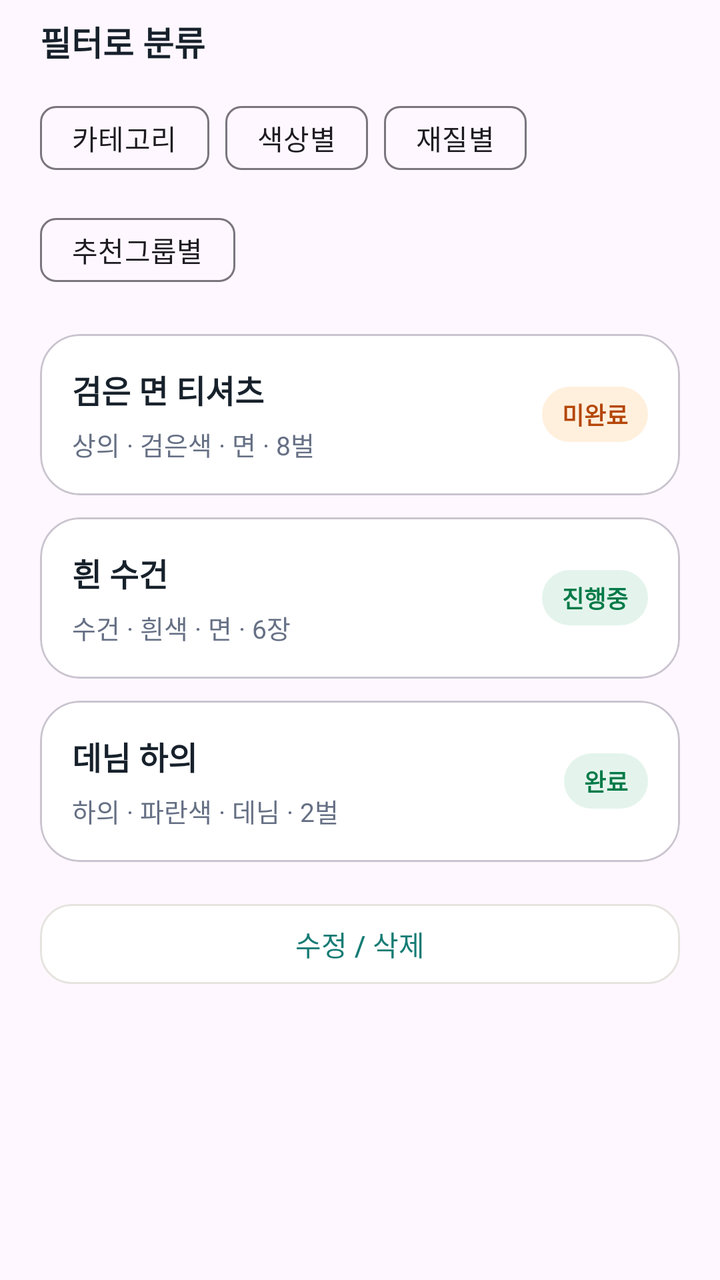
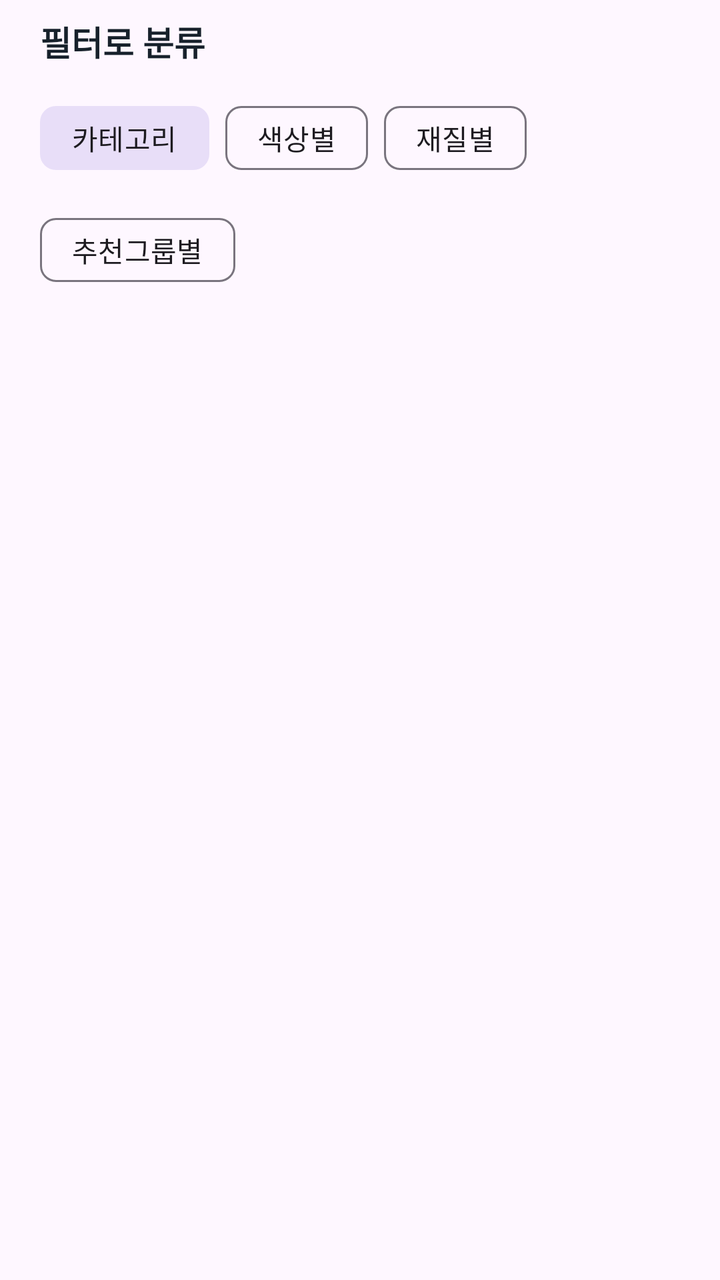

The first picture is an Android layout as it rendered before a commit; the second is the same layout after the commit. The layout source and the unified diff follow.
<!-- AndroidManifest.xml: application theme Theme.EmbededApp -->
<!-- res/layout/page_groups.xml -->
<?xml version="1.0" encoding="utf-8"?>

<ScrollView xmlns:android="http://schemas.android.com/apk/res/android"
    xmlns:app="http://schemas.android.com/apk/res-auto"
    android:layout_width="match_parent"
    android:layout_height="match_parent"
    android:clipToPadding="false"
    android:paddingStart="20dp"
    android:paddingTop="8dp"
    android:paddingEnd="20dp"
    android:paddingBottom="22dp">

    <LinearLayout
        android:layout_width="match_parent"
        android:layout_height="wrap_content"
        android:orientation="vertical">

        <TextView
            android:layout_width="wrap_content"
            android:layout_height="wrap_content"
            android:text="@string/filter_title"
            android:textColor="@color/laundry_text"
            android:textSize="17sp"
            android:textStyle="bold" />

        <com.google.android.material.chip.ChipGroup
            android:layout_width="match_parent"
            android:layout_height="wrap_content"
            android:layout_marginTop="12dp"
            app:chipSpacingHorizontal="8dp"
            app:chipSpacingVertical="8dp">

            <com.google.android.material.chip.Chip
                android:layout_width="wrap_content"
                android:layout_height="wrap_content"
                android:checked="true"
                android:text="@string/filter_category" />

            <com.google.android.material.chip.Chip
                android:layout_width="wrap_content"
                android:layout_height="wrap_content"
                android:text="@string/filter_color" />

            <com.google.android.material.chip.Chip
                android:layout_width="wrap_content"
                android:layout_height="wrap_content"
                android:text="@string/filter_material" />

            <com.google.android.material.chip.Chip
                android:layout_width="wrap_content"
                android:layout_height="wrap_content"
                android:text="@string/filter_recommend" />
        </com.google.android.material.chip.ChipGroup>

        <com.google.android.material.card.MaterialCardView
            android:layout_width="match_parent"
            android:layout_height="wrap_content"
            android:layout_marginTop="18dp"
            app:cardBackgroundColor="@color/laundry_surface"
            app:cardCornerRadius="20dp"
            app:cardElevation="0dp">

            <LinearLayout
                android:layout_width="match_parent"
                android:layout_height="wrap_content"
                android:gravity="center_vertical"
                android:orientation="horizontal"
                android:padding="16dp">

                <LinearLayout
                    android:layout_width="0dp"
                    android:layout_height="wrap_content"
                    android:layout_weight="1"
                    android:orientation="vertical">

                    <TextView
                        android:layout_width="wrap_content"
                        android:layout_height="wrap_content"
                        android:text="@string/group_black"
                        android:textColor="@color/laundry_text"
                        android:textSize="16sp"
                        android:textStyle="bold" />

                    <TextView
                        android:layout_width="wrap_content"
                        android:layout_height="wrap_content"
                        android:layout_marginTop="6dp"
                        android:text="@string/group_black_detail"
                        android:textColor="@color/laundry_text_muted"
                        android:textSize="13sp" />
                </LinearLayout>

                <TextView
                    android:layout_width="wrap_content"
                    android:layout_height="wrap_content"
                    android:background="@drawable/bg_status_warning"
                    android:text="@string/status_pending"
                    android:textColor="@color/laundry_warning"
                    android:textSize="12sp"
                    android:textStyle="bold" />
            </LinearLayout>
        </com.google.android.material.card.MaterialCardView>

        <com.google.android.material.card.MaterialCardView
            android:layout_width="match_parent"
            android:layout_height="wrap_content"
            android:layout_marginTop="11dp"
            app:cardBackgroundColor="@color/laundry_surface"
            app:cardCornerRadius="20dp"
            app:cardElevation="0dp">

            <LinearLayout
                android:layout_width="match_parent"
                android:layout_height="wrap_content"
                android:gravity="center_vertical"
                android:orientation="horizontal"
                android:padding="16dp">

                <LinearLayout
                    android:layout_width="0dp"
                    android:layout_height="wrap_content"
                    android:layout_weight="1"
                    android:orientation="vertical">

                    <TextView
                        android:layout_width="wrap_content"
                        android:layout_height="wrap_content"
                        android:text="@string/group_towel"
                        android:textColor="@color/laundry_text"
                        android:textSize="16sp"
                        android:textStyle="bold" />

                    <TextView
                        android:layout_width="wrap_content"
                        android:layout_height="wrap_content"
                        android:layout_marginTop="6dp"
                        android:text="@string/group_towel_detail"
                        android:textColor="@color/laundry_text_muted"
                        android:textSize="13sp" />
                </LinearLayout>

                <TextView
                    android:layout_width="wrap_content"
                    android:layout_height="wrap_content"
                    android:background="@drawable/bg_status_success"
                    android:text="@string/status_active"
                    android:textColor="@color/laundry_success"
                    android:textSize="12sp"
                    android:textStyle="bold" />
            </LinearLayout>
        </com.google.android.material.card.MaterialCardView>

        <com.google.android.material.card.MaterialCardView
            android:layout_width="match_parent"
            android:layout_height="wrap_content"
            android:layout_marginTop="11dp"
            app:cardBackgroundColor="@color/laundry_surface"
            app:cardCornerRadius="20dp"
            app:cardElevation="0dp">

            <LinearLayout
                android:layout_width="match_parent"
                android:layout_height="wrap_content"
                android:gravity="center_vertical"
                android:orientation="horizontal"
                android:padding="16dp">

                <LinearLayout
                    android:layout_width="0dp"
                    android:layout_height="wrap_content"
                    android:layout_weight="1"
                    android:orientation="vertical">

                    <TextView
                        android:layout_width="wrap_content"
                        android:layout_height="wrap_content"
                        android:text="@string/group_denim"
                        android:textColor="@color/laundry_text"
                        android:textSize="16sp"
                        android:textStyle="bold" />

                    <TextView
                        android:layout_width="wrap_content"
                        android:layout_height="wrap_content"
                        android:layout_marginTop="6dp"
                        android:text="@string/group_denim_detail"
                        android:textColor="@color/laundry_text_muted"
                        android:textSize="13sp" />
                </LinearLayout>

                <TextView
                    android:layout_width="wrap_content"
                    android:layout_height="wrap_content"
                    android:background="@drawable/bg_status_success"
                    android:text="@string/status_done"
                    android:textColor="@color/laundry_success"
                    android:textSize="12sp"
                    android:textStyle="bold" />
            </LinearLayout>
        </com.google.android.material.card.MaterialCardView>

        <com.google.android.material.button.MaterialButton
            android:layout_width="match_parent"
            android:layout_height="wrap_content"
            android:layout_marginTop="17dp"
            android:text="@string/edit_or_delete"
            android:textAllCaps="false"
            android:textColor="@color/laundry_primary"
            app:backgroundTint="@color/laundry_surface"
            app:cornerRadius="16dp"
            app:strokeColor="@color/laundry_line"
            app:strokeWidth="1dp" />
    </LinearLayout>
</ScrollView>
<!-- resources referenced by this layout -->
<resources>
  <color name="laundry_line">#FFE6E4DF</color>
  <color name="laundry_primary">#FF167C75</color>
  <color name="laundry_success">#FF027A48</color>
  <color name="laundry_surface">#FFFFFFFF</color>
  <color name="laundry_text">#FF17212B</color>
  <color name="laundry_text_muted">#FF667085</color>
  <color name="laundry_warning">#FFB54708</color>
  <!-- drawable bg_status_success (drawable) -->
  <?xml version="1.0" encoding="utf-8"?>
  
  <shape xmlns:android="http://schemas.android.com/apk/res/android">
      <solid android:color="@color/laundry_success_background" />
      <corners android:radius="18dp" />
      <padding
          android:left="10dp"
          android:top="5dp"
          android:right="10dp"
          android:bottom="5dp" />
  </shape>
  <!-- drawable bg_status_warning (drawable) -->
  <?xml version="1.0" encoding="utf-8"?>
  
  <shape xmlns:android="http://schemas.android.com/apk/res/android">
      <solid android:color="@color/laundry_warning_background" />
      <corners android:radius="18dp" />
      <padding
          android:left="10dp"
          android:top="5dp"
          android:right="10dp"
          android:bottom="5dp" />
  </shape>
  <string name="edit_or_delete">수정 / 삭제</string>
  <string name="filter_category">카테고리</string>
  <string name="filter_color">색상별</string>
  <string name="filter_material">재질별</string>
  <string name="filter_recommend">추천그룹별</string>
  <string name="filter_title">필터로 분류</string>
  <string name="group_black">검은 면 티셔츠</string>
  <string name="group_black_detail">상의 · 검은색 · 면 · 8벌</string>
  <string name="group_denim">데님 하의</string>
  <string name="group_denim_detail">하의 · 파란색 · 데님 · 2벌</string>
  <string name="group_towel">흰 수건</string>
  <string name="group_towel_detail">수건 · 흰색 · 면 · 6장</string>
  <string name="status_active">진행중</string>
  <string name="status_done">완료</string>
  <string name="status_pending">미완료</string>
  <style name="Theme.EmbededApp" parent="Base.Theme.EmbededApp" />
  <color name="laundry_success_background">#FFE4F4EC</color>
  <color name="laundry_warning_background">#FFFFF0DD</color>
  <style name="Base.Theme.EmbededApp" parent="Theme.Material3.DayNight.NoActionBar">
          <item name="colorPrimary">@color/laundry_primary</item>
          <item name="colorOnPrimary">@color/white</item>
          <item name="colorSecondary">@color/laundry_secondary</item>
          <item name="android:colorAccent">@color/laundry_primary</item>
          <item name="android:navigationBarColor">@color/laundry_surface</item>
          <item name="android:statusBarColor">@color/laundry_background</item>
          <item name="android:windowLightStatusBar">true</item>
      </style>
  <color name="white">#FFFFFFFF</color>
  <color name="laundry_secondary">#FFFFB66B</color>
  <color name="laundry_background">#FFF8F5EE</color>
</resources>

<!-- the commit's change to res/layout/page_groups.xml (unified diff, before → after) -->
@@ -1,5 +1,4 @@
 <?xml version="1.0" encoding="utf-8"?>
-
 <ScrollView xmlns:android="http://schemas.android.com/apk/res/android"
     xmlns:app="http://schemas.android.com/apk/res-auto"
     android:layout_width="match_parent"
@@ -24,191 +23,61 @@
             android:textStyle="bold" />
 
         <com.google.android.material.chip.ChipGroup
+            android:id="@+id/groups_filter_chips"
             android:layout_width="match_parent"
             android:layout_height="wrap_content"
             android:layout_marginTop="12dp"
             app:chipSpacingHorizontal="8dp"
-            app:chipSpacingVertical="8dp">
+            app:chipSpacingVertical="8dp"
+            app:singleSelection="true">
 
             <com.google.android.material.chip.Chip
+                android:id="@+id/filter_category_chip"
                 android:layout_width="wrap_content"
                 android:layout_height="wrap_content"
+                android:checkable="true"
                 android:checked="true"
                 android:text="@string/filter_category" />
 
             <com.google.android.material.chip.Chip
+                android:id="@+id/filter_color_chip"
                 android:layout_width="wrap_content"
                 android:layout_height="wrap_content"
+                android:checkable="true"
                 android:text="@string/filter_color" />
 
             <com.google.android.material.chip.Chip
+                android:id="@+id/filter_material_chip"
                 android:layout_width="wrap_content"
                 android:layout_height="wrap_content"
+                android:checkable="true"
                 android:text="@string/filter_material" />
 
             <com.google.android.material.chip.Chip
+                android:id="@+id/filter_recommend_chip"
                 android:layout_width="wrap_content"
                 android:layout_height="wrap_content"
+                android:checkable="true"
                 android:text="@string/filter_recommend" />
         </com.google.android.material.chip.ChipGroup>
 
-        <com.google.android.material.card.MaterialCardView
+        <TextView
+            android:id="@+id/groups_empty_state"
+            android:layout_width="match_parent"
+            android:layout_height="wrap_content"
+            android:layout_marginTop="28dp"
+            android:gravity="center"
+            android:padding="20dp"
+            android:text="@string/groups_empty_state"
+            android:textColor="@color/laundry_text_muted"
+            android:textSize="14sp"
+            android:visibility="gone" />
+
+        <LinearLayout
+            android:id="@+id/groups_container"
             android:layout_width="match_parent"
             android:layout_height="wrap_content"
             android:layout_marginTop="18dp"
-            app:cardBackgroundColor="@color/laundry_surface"
-            app:cardCornerRadius="20dp"
-            app:cardElevation="0dp">
-
-            <LinearLayout
-                android:layout_width="match_parent"
-                android:layout_height="wrap_content"
-                android:gravity="center_vertical"
-                android:orientation="horizontal"
-                android:padding="16dp">
-
-                <LinearLayout
-                    android:layout_width="0dp"
-                    android:layout_height="wrap_content"
-                    android:layout_weight="1"
-                    android:orientation="vertical">
-
-                    <TextView
-                        android:layout_width="wrap_content"
-                        android:layout_height="wrap_content"
-                        android:text="@string/group_black"
-                        android:textColor="@color/laundry_text"
-                        android:textSize="16sp"
-                        android:textStyle="bold" />
-
-                    <TextView
-                        android:layout_width="wrap_content"
-                        android:layout_height="wrap_content"
-                        android:layout_marginTop="6dp"
-                        android:text="@string/group_black_detail"
-                        android:textColor="@color/laundry_text_muted"
-                        android:textSize="13sp" />
-                </LinearLayout>
-
-                <TextView
-                    android:layout_width="wrap_content"
-                    android:layout_height="wrap_content"
-                    android:background="@drawable/bg_status_warning"
-                    android:text="@string/status_pending"
-                    android:textColor="@color/laundry_warning"
-                    android:textSize="12sp"
-                    android:textStyle="bold" />
-            </LinearLayout>
-        </com.google.android.material.card.MaterialCardView>
-
-        <com.google.android.material.card.MaterialCardView
-            android:layout_width="match_parent"
-            android:layout_height="wrap_content"
-            android:layout_marginTop="11dp"
-            app:cardBackgroundColor="@color/laundry_surface"
-            app:cardCornerRadius="20dp"
-            app:cardElevation="0dp">
-
-            <LinearLayout
-                android:layout_width="match_parent"
-                android:layout_height="wrap_content"
-                android:gravity="center_vertical"
-                android:orientation="horizontal"
-                android:padding="16dp">
-
-                <LinearLayout
-                    android:layout_width="0dp"
-                    android:layout_height="wrap_content"
-                    android:layout_weight="1"
-                    android:orientation="vertical">
-
-                    <TextView
-                        android:layout_width="wrap_content"
-                        android:layout_height="wrap_content"
-                        android:text="@string/group_towel"
-                        android:textColor="@color/laundry_text"
-                        android:textSize="16sp"
-                        android:textStyle="bold" />
-
-                    <TextView
-                        android:layout_width="wrap_content"
-                        android:layout_height="wrap_content"
-                        android:layout_marginTop="6dp"
-                        android:text="@string/group_towel_detail"
-                        android:textColor="@color/laundry_text_muted"
-                        android:textSize="13sp" />
-                </LinearLayout>
-
-                <TextView
-                    android:layout_width="wrap_content"
-                    android:layout_height="wrap_content"
-                    android:background="@drawable/bg_status_success"
-                    android:text="@string/status_active"
-                    android:textColor="@color/laundry_success"
-                    android:textSize="12sp"
-                    android:textStyle="bold" />
-            </LinearLayout>
-        </com.google.android.material.card.MaterialCardView>
-
-        <com.google.android.material.card.MaterialCardView
-            android:layout_width="match_parent"
-            android:layout_height="wrap_content"
-            android:layout_marginTop="11dp"
-            app:cardBackgroundColor="@color/laundry_surface"
-            app:cardCornerRadius="20dp"
-            app:cardElevation="0dp">
-
-            <LinearLayout
-                android:layout_width="match_parent"
-                android:layout_height="wrap_content"
-                android:gravity="center_vertical"
-                android:orientation="horizontal"
-                android:padding="16dp">
-
-                <LinearLayout
-                    android:layout_width="0dp"
-                    android:layout_height="wrap_content"
-                    android:layout_weight="1"
-                    android:orientation="vertical">
-
-                    <TextView
-                        android:layout_width="wrap_content"
-                        android:layout_height="wrap_content"
-                        android:text="@string/group_denim"
-                        android:textColor="@color/laundry_text"
-                        android:textSize="16sp"
-                        android:textStyle="bold" />
-
-                    <TextView
-                        android:layout_width="wrap_content"
-                        android:layout_height="wrap_content"
-                        android:layout_marginTop="6dp"
-                        android:text="@string/group_denim_detail"
-                        android:textColor="@color/laundry_text_muted"
-                        android:textSize="13sp" />
-                </LinearLayout>
-
-                <TextView
-                    android:layout_width="wrap_content"
-                    android:layout_height="wrap_content"
-                    android:background="@drawable/bg_status_success"
-                    android:text="@string/status_done"
-                    android:textColor="@color/laundry_success"
-                    android:textSize="12sp"
-                    android:textStyle="bold" />
-            </LinearLayout>
-        </com.google.android.material.card.MaterialCardView>
-
-        <com.google.android.material.button.MaterialButton
-            android:layout_width="match_parent"
-            android:layout_height="wrap_content"
-            android:layout_marginTop="17dp"
-            android:text="@string/edit_or_delete"
-            android:textAllCaps="false"
-            android:textColor="@color/laundry_primary"
-            app:backgroundTint="@color/laundry_surface"
-            app:cornerRadius="16dp"
-            app:strokeColor="@color/laundry_line"
-            app:strokeWidth="1dp" />
+            android:orientation="vertical" />
     </LinearLayout>
 </ScrollView>
<!-- resource entries referenced after the edit -->
@@ -1,54 +1,14 @@
 <!-- resources referenced by this layout -->
 <resources>
-  <color name="laundry_line">#FFE6E4DF</color>
-  <color name="laundry_primary">#FF167C75</color>
-  <color name="laundry_success">#FF027A48</color>
-  <color name="laundry_surface">#FFFFFFFF</color>
   <color name="laundry_text">#FF17212B</color>
   <color name="laundry_text_muted">#FF667085</color>
-  <color name="laundry_warning">#FFB54708</color>
-  <!-- drawable bg_status_success (drawable) -->
-  <?xml version="1.0" encoding="utf-8"?>
-  
-  <shape xmlns:android="http://schemas.android.com/apk/res/android">
-      <solid android:color="@color/laundry_success_background" />
-      <corners android:radius="18dp" />
-      <padding
-          android:left="10dp"
-          android:top="5dp"
-          android:right="10dp"
-          android:bottom="5dp" />
-  </shape>
-  <!-- drawable bg_status_warning (drawable) -->
-  <?xml version="1.0" encoding="utf-8"?>
-  
-  <shape xmlns:android="http://schemas.android.com/apk/res/android">
-      <solid android:color="@color/laundry_warning_background" />
-      <corners android:radius="18dp" />
-      <padding
-          android:left="10dp"
-          android:top="5dp"
-          android:right="10dp"
-          android:bottom="5dp" />
-  </shape>
-  <string name="edit_or_delete">수정 / 삭제</string>
   <string name="filter_category">카테고리</string>
   <string name="filter_color">색상별</string>
   <string name="filter_material">재질별</string>
   <string name="filter_recommend">추천그룹별</string>
   <string name="filter_title">필터로 분류</string>
-  <string name="group_black">검은 면 티셔츠</string>
-  <string name="group_black_detail">상의 · 검은색 · 면 · 8벌</string>
-  <string name="group_denim">데님 하의</string>
-  <string name="group_denim_detail">하의 · 파란색 · 데님 · 2벌</string>
-  <string name="group_towel">흰 수건</string>
-  <string name="group_towel_detail">수건 · 흰색 · 면 · 6장</string>
-  <string name="status_active">진행중</string>
-  <string name="status_done">완료</string>
-  <string name="status_pending">미완료</string>
+  <string name="groups_empty_state">등록된 세탁물이 없습니다.</string>
   <style name="Theme.EmbededApp" parent="Base.Theme.EmbededApp" />
-  <color name="laundry_success_background">#FFE4F4EC</color>
-  <color name="laundry_warning_background">#FFFFF0DD</color>
   <style name="Base.Theme.EmbededApp" parent="Theme.Material3.DayNight.NoActionBar">
           <item name="colorPrimary">@color/laundry_primary</item>
           <item name="colorOnPrimary">@color/white</item>
@@ -58,8 +18,10 @@
           <item name="android:statusBarColor">@color/laundry_background</item>
           <item name="android:windowLightStatusBar">true</item>
       </style>
+  <color name="laundry_primary">#FF167C75</color>
   <color name="white">#FFFFFFFF</color>
   <color name="laundry_secondary">#FFFFB66B</color>
+  <color name="laundry_surface">#FFFFFFFF</color>
   <color name="laundry_background">#FFF8F5EE</color>
 </resources>
 
